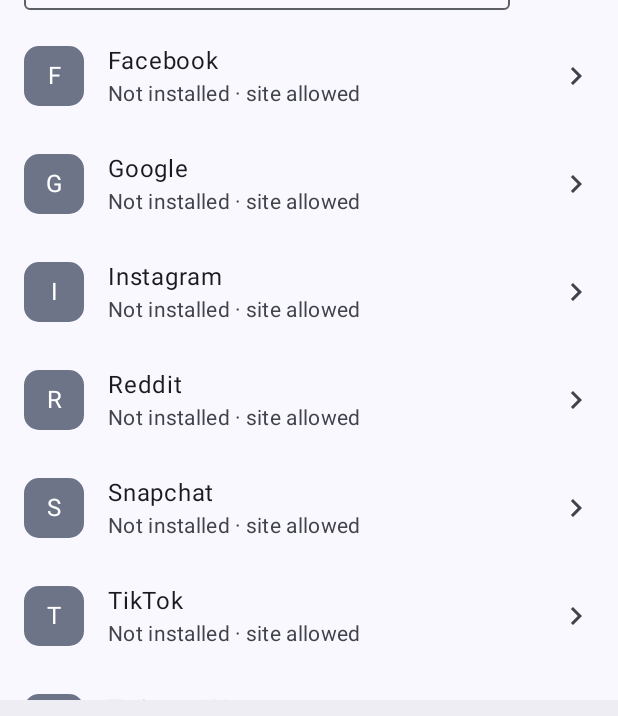
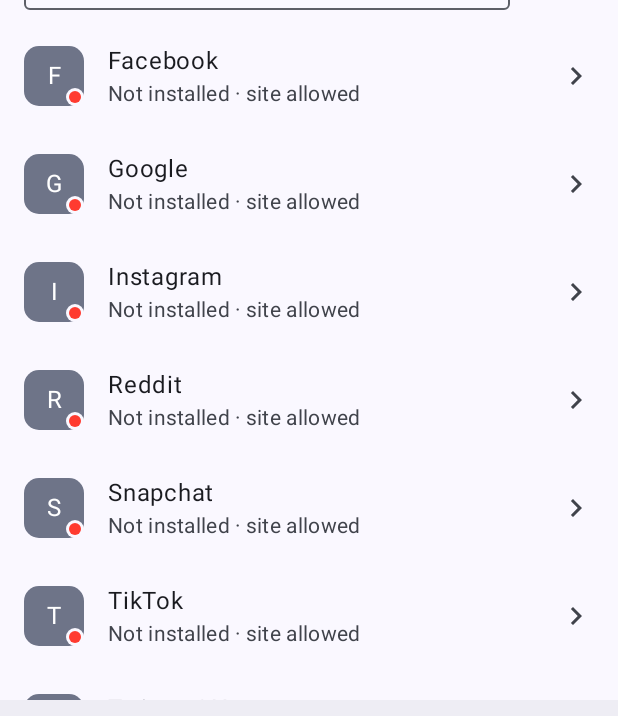
Before and after one commit to lakonguina/TSTFAASAOPWSW, an Android app built with Jetpack Compose: the composable BlockHost shown on its own in the app's theme, on a phone screen of 412 x 824 dp. Shown: the part 416-1132 px from the top of the screen. Run offline under Robolectric (Android 15) with nearby library versions, the phone set to English and light mode, and no system bars.

Commit message:
WIP: browser-home, glass navbar one-line, dots, feed window, installguard

```diff
--- a/app/src/main/java/com/tstfaasaopwsw/BrowserTab.kt
+++ b/app/src/main/java/com/tstfaasaopwsw/BrowserTab.kt
@@ -18,6 +18,7 @@ internal class Tab(runtime: GeckoRuntime, store: Store) {
     var canGoBack by mutableStateOf(false)
     var canGoForward by mutableStateOf(false)
     var blocked by mutableStateOf<String?>(null) // refused URL to show, otherwise null
+    var scrollY by mutableIntStateOf(0) // vertical scroll; drives the Safari-style bar auto-hide
 
     init {
         session.navigationDelegate = object : GeckoSession.NavigationDelegate {
@@ -62,6 +63,11 @@ internal class Tab(runtime: GeckoRuntime, store: Store) {
                 this@Tab.title = title ?: ""
             }
         }
+        session.scrollDelegate = object : GeckoSession.ScrollDelegate {
+            override fun onScrollChanged(session: GeckoSession, scrollX: Int, scrollY: Int) {
+                this@Tab.scrollY = scrollY
+            }
+        }
         session.open(runtime)
     }
 
--- a/app/src/main/java/com/tstfaasaopwsw/Services.kt
+++ b/app/src/main/java/com/tstfaasaopwsw/Services.kt
@@ -54,9 +54,12 @@ internal suspend fun loadServices(context: Context): List<ServiceInfo> = withCon
         ServiceInfo(d.id, d.label, installedPkg?.iconOf(pm), d.packages, d.domain,
             installedPkg != null, true, d.domain?.let { rulesFor(it) } ?: emptyList())
     }
-    val fromApps = ((launchable - covered) - self).mapNotNull { pkg ->
+    // Launchable apps, plus any blocked app: a blocked app is hidden+suspended, so it drops
+    // out of the launcher query — listing it anyway keeps a handle to unblock it.
+    val appPkgs = ((launchable + store.blocked) - covered - self)
+    val fromApps = appPkgs.mapNotNull { pkg ->
         runCatching {
-            val ai = pm.getApplicationInfo(pkg, 0)
+            val ai = pm.getApplicationInfo(pkg, PackageManager.MATCH_UNINSTALLED_PACKAGES)
             ServiceInfo(pkg, pm.getApplicationLabel(ai).toString(),
                 pm.getApplicationIcon(ai).toSquareBitmap(), listOf(pkg), null, true, false)
         }.getOrNull()
@@ -69,8 +72,9 @@ internal suspend fun loadServices(context: Context): List<ServiceInfo> = withCon
     (fromDefs + fromApps + fromWeb).sortedBy { it.label.lowercase() }
 }
 
+// MATCH_UNINSTALLED_PACKAGES so a frozen (hidden) app still counts as installed.
 private fun String.isInstalled(pm: PackageManager): Boolean =
-    runCatching { pm.getApplicationInfo(this, 0); true }.getOrDefault(false)
+    runCatching { pm.getApplicationInfo(this, PackageManager.MATCH_UNINSTALLED_PACKAGES); true }.getOrDefault(false)
 
 private fun String.iconOf(pm: PackageManager): ImageBitmap? =
     runCatching { pm.getApplicationIcon(this).toSquareBitmap() }.getOrNull()
--- a/app/src/main/java/com/tstfaasaopwsw/ServicesScreen.kt
+++ b/app/src/main/java/com/tstfaasaopwsw/ServicesScreen.kt
@@ -15,6 +15,7 @@ import androidx.compose.foundation.layout.padding
 import androidx.compose.foundation.layout.size
 import androidx.compose.foundation.lazy.LazyColumn
 import androidx.compose.foundation.lazy.items
+import androidx.compose.foundation.shape.CircleShape
 import androidx.compose.foundation.shape.RoundedCornerShape
 import androidx.compose.material.icons.Icons
 import androidx.compose.material.icons.filled.Add
@@ -42,6 +43,7 @@ import androidx.compose.runtime.setValue
 import androidx.compose.ui.Alignment
 import androidx.compose.ui.Modifier
 import androidx.compose.ui.draw.clip
+import androidx.compose.ui.graphics.Color
 import androidx.compose.ui.graphics.ImageBitmap
 import androidx.compose.ui.platform.LocalContext
 import androidx.compose.ui.text.style.TextAlign
@@ -88,7 +90,7 @@ internal fun ServicesScreen(services: List<ServiceInfo>?, snap: Snapshot, refres
                     val webOn = s.domain != null && s.domain in snap.blockedWeb
                     ListItem(
                         modifier = Modifier.clickable { onOpen(s) },
-                        leadingContent = { ServiceIcon(s, 40.dp) },
+                        leadingContent = { ServiceIconWithStatus(s, 40.dp) },
                         headlineContent = { Text(s.label) },
                         supportingContent = { Text(statusLine(s, appOn, webOn)) },
                         trailingContent = { Icon(Icons.Filled.KeyboardArrowRight, null) },
@@ -146,6 +148,30 @@ private fun statusLine(s: ServiceInfo, appOn: Boolean, webOn: Boolean): String {
     return listOfNotNull(app, web).joinToString(" · ")
 }
 
+/**
+ * The service icon with an install badge: a green dot when the app is installed, red when
+ * not. Only for services that have an app side; web-only services carry no badge.
+ */
+@Composable
+internal fun ServiceIconWithStatus(service: ServiceInfo, size: Dp) {
+    Box {
+        ServiceIcon(service, size)
+        if (service.packages.isNotEmpty()) {
+            val color = if (service.installed) Color(0xFF34C759) else Color(0xFFFF3B30)
+            Box(
+                Modifier
+                    .align(Alignment.BottomEnd)
+                    .size(12.dp)
+                    .clip(CircleShape)
+                    .background(MaterialTheme.colorScheme.surface)
+                    .padding(2.dp)
+                    .clip(CircleShape)
+                    .background(color),
+            )
+        }
+    }
+}
+
 /** The site's own favicon when available, else the installed app icon, else a lettered circle. */
 @Composable
 internal fun ServiceIcon(service: ServiceInfo, size: Dp) {
```
Also changed, not shown: app/src/main/AndroidManifest.xml (+10 -8 lines), app/src/main/java/com/tstfaasaopwsw/AppRoot.kt (deleted, +0 -27 lines), app/src/main/java/com/tstfaasaopwsw/BrowserActivity.kt (+7 -1 lines), app/src/main/java/com/tstfaasaopwsw/BrowserBottomBar.kt (+88 -21 lines), app/src/main/java/com/tstfaasaopwsw/BrowserScreen.kt (+40 -8 lines), app/src/main/java/com/tstfaasaopwsw/HomeScreen.kt (deleted, +0 -59 lines), app/src/main/java/com/tstfaasaopwsw/InstallGuard.kt (+7 -0 lines), app/src/main/java/com/tstfaasaopwsw/MainActivity.kt (+4 -4 lines), app/src/main/java/com/tstfaasaopwsw/Schedules.kt (+10 -2 lines).
